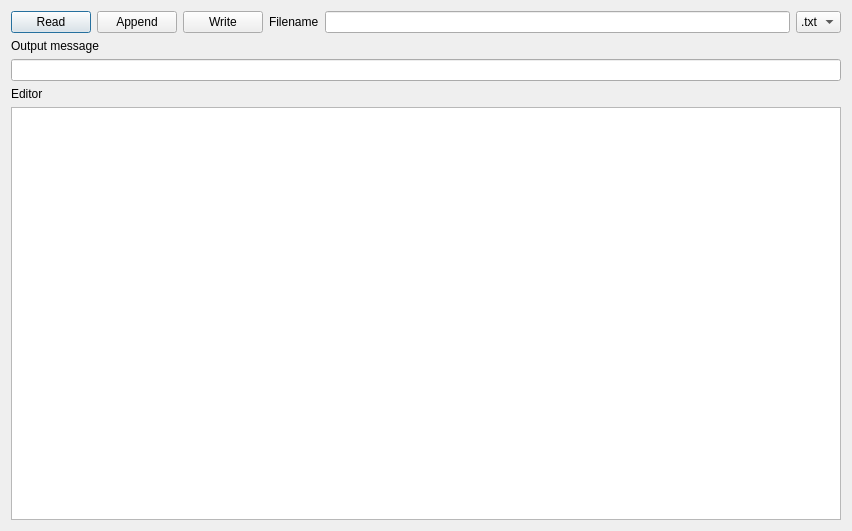
The window that Uke_06_File_system/filsystemer/dialog.ui (rudabrah/Qt_6_Fagskolen_2023) describes before a commit, drawn with Qt 5.
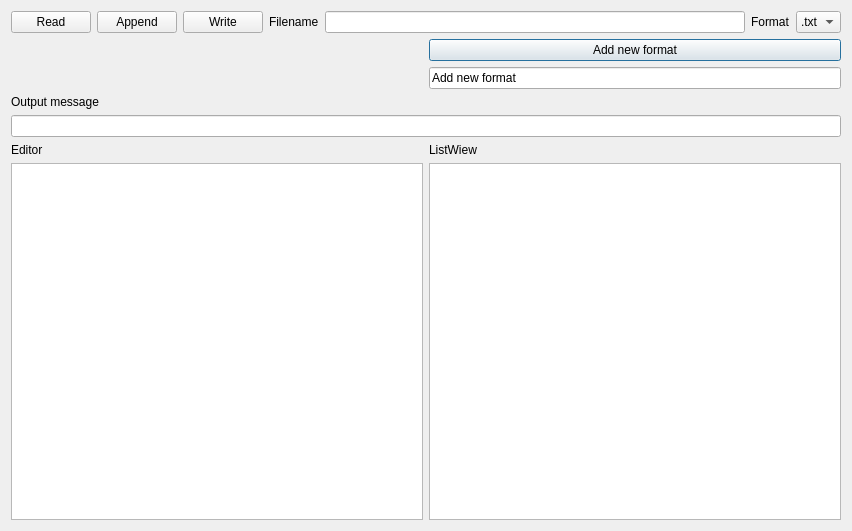
The same window after the commit.

What changed in the file:
```diff
--- a/Uke_06_File_system/filsystemer/dialog.ui
+++ b/Uke_06_File_system/filsystemer/dialog.ui
@@ -13,8 +13,42 @@
   <property name="windowTitle">
    <string>Dialog</string>
   </property>
-  <layout class="QVBoxLayout" name="verticalLayout">
-   <item>
+  <layout class="QGridLayout" name="gridLayout">
+   <item row="1" column="1">
+    <widget class="QPushButton" name="btnAddFormat">
+     <property name="text">
+      <string>Add new format</string>
+     </property>
+    </widget>
+   </item>
+   <item row="2" column="1">
+    <widget class="QLineEdit" name="LEFormat">
+     <property name="text">
+      <string>Add new format</string>
+     </property>
+    </widget>
+   </item>
+   <item row="4" column="0">
+    <widget class="QLabel" name="label">
+     <property name="text">
+      <string>Output message</string>
+     </property>
+    </widget>
+   </item>
+   <item row="10" column="0">
+    <layout class="QHBoxLayout" name="horizontalLayout_2"/>
+   </item>
+   <item row="8" column="1">
+    <widget class="QLabel" name="label_5">
+     <property name="text">
+      <string>ListWiew</string>
+     </property>
+    </widget>
+   </item>
+   <item row="6" column="0" colspan="2">
+    <widget class="QLineEdit" name="LEoutPut"/>
+   </item>
+   <item row="0" column="0" colspan="2">
     <layout class="QHBoxLayout" name="horizontalLayout">
      <item>
       <widget class="QPushButton" name="btnRead">
@@ -47,6 +81,13 @@
      <item>
       <widget class="QLineEdit" name="LEFileName"/>
      </item>
+     <item>
+      <widget class="QLabel" name="label_4">
+       <property name="text">
+        <string>Format</string>
+       </property>
+      </widget>
+     </item>
      <item>
       <widget class="QComboBox" name="CMBfileFormat">
        <item>
@@ -63,25 +104,25 @@
      </item>
     </layout>
    </item>
-   <item>
-    <widget class="QLabel" name="label">
-     <property name="text">
-      <string>Output message</string>
+   <item row="9" column="0">
+    <widget class="QTextEdit" name="txtEdit">
+     <property name="minimumSize">
+      <size>
+       <width>0</width>
+       <height>0</height>
+      </size>
      </property>
     </widget>
    </item>
-   <item>
-    <widget class="QLineEdit" name="LEoutPut"/>
-   </item>
-   <item>
+   <item row="8" column="0">
     <widget class="QLabel" name="label_3">
      <property name="text">
       <string>Editor</string>
      </property>
     </widget>
    </item>
-   <item>
-    <widget class="QTextEdit" name="txtEdit"/>
+   <item row="9" column="1">
+    <widget class="QListWidget" name="listWidget"/>
    </item>
   </layout>
  </widget>
```
Left out of the diff: 11 changed lines with no effect on the pictures.
